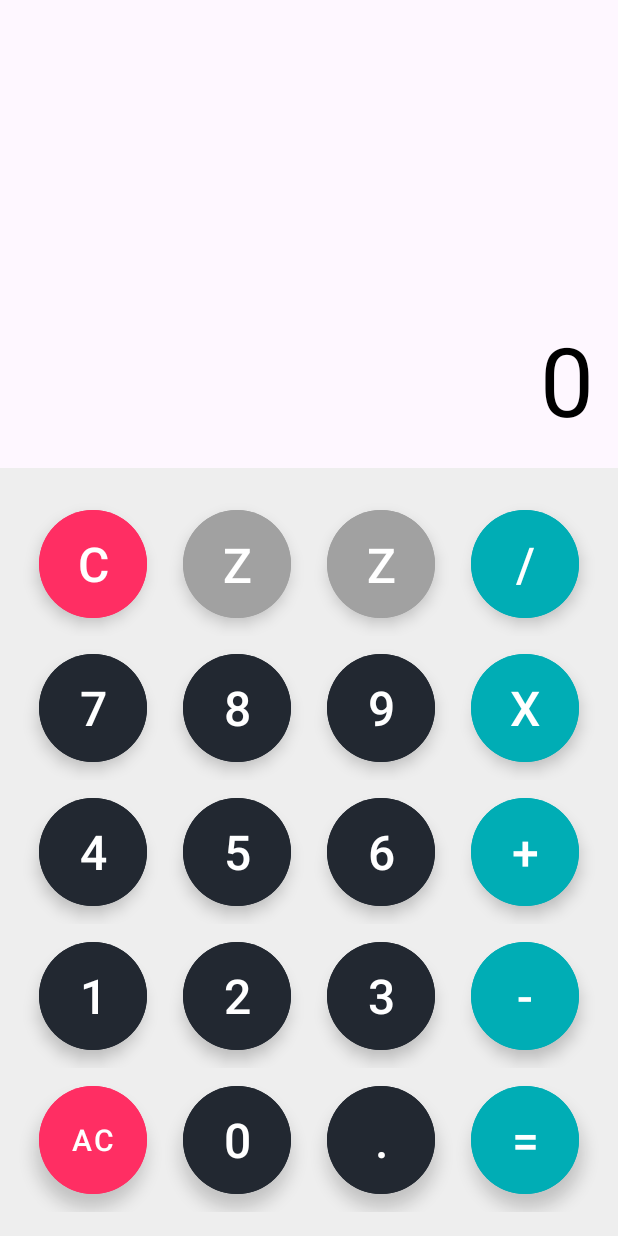
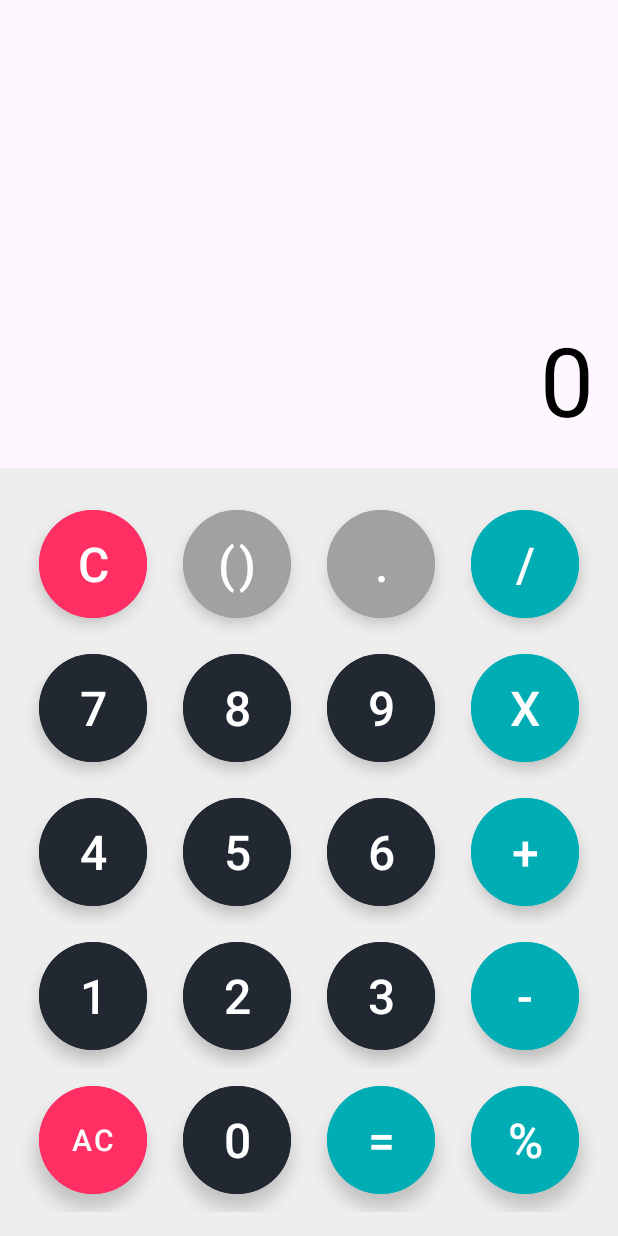
Before and after one commit to elmahdigaga/Calculator, an Android app: the PortraitActivity screen opened directly, with no data from a screen before it, on a phone screen of 412 x 824 dp. Run offline under Robolectric (Android 15) with nearby library versions, the phone set to English and light mode, and no system bars.

Commit message:
Added initial portrait mode activity layout design

```diff
--- a/app/src/main/res/layout/activity_portrait.xml
+++ b/app/src/main/res/layout/activity_portrait.xml
@@ -20,25 +20,25 @@
         android:textSize="32sp" />
 
     <TextView
+        android:id="@+id/resultTextView"
         android:layout_width="match_parent"
         android:layout_height="wrap_content"
-        android:id="@+id/resultTextView"
+        android:layout_above="@id/buttons_layout"
+        android:layout_margin="16sp"
         android:text="0"
-        android:textSize="64sp"
         android:textAlignment="textEnd"
         android:textColor="@color/black"
-        android:layout_above="@id/buttons_layout"
-        android:layout_margin="16sp" />
+        android:textSize="64sp" />
 
 
     <LinearLayout
+        android:id="@+id/buttons_layout"
         android:layout_width="match_parent"
         android:layout_height="wrap_content"
-        android:orientation="vertical"
         android:layout_alignParentBottom="true"
         android:background="@color/light_grey"
-        android:paddingVertical="16sp"
-        android:id="@+id/buttons_layout">
+        android:orientation="vertical"
+        android:paddingVertical="16sp">
 
         <LinearLayout
             android:layout_width="match_parent"
@@ -47,51 +47,55 @@
             android:orientation="horizontal">
 
             <com.google.android.material.button.MaterialButton
+                android:id="@+id/clearButton"
+                style="@style/Widget.MaterialComponents.ExtendedFloatingActionButton"
                 android:layout_width="72sp"
                 android:layout_height="72sp"
-                app:cornerRadius="36sp"
+                android:layout_margin="12sp"
+                android:backgroundTint="@color/red"
+                android:text="@string/clear"
+                android:textColor="@color/white"
+                android:textSize="32sp"
+                app:cornerRadius="36sp" />
+
+            <com.google.android.material.button.MaterialButton
+                android:id="@+id/bracketsButton"
                 style="@style/Widget.MaterialComponents.ExtendedFloatingActionButton"
-                android:textSize="32sp"
-                android:textColor="@color/white"
-                android:backgroundTint="@color/red"
-                android:layout_margin="12sp"
-                android:id="@+id/clearButton"
-                android:text="@string/clear" />
-            <com.google.android.material.button.MaterialButton
                 android:layout_width="72sp"
                 android:layout_height="72sp"
-                app:cornerRadius="36sp"
+                android:layout_margin="12sp"
+                android:backgroundTint="@color/grey"
+                android:text="@string/brackets"
+                android:textColor="@color/white"
+                android:textSize="32sp"
+                app:cornerRadius="36sp" />
+
+            <com.google.android.material.button.MaterialButton
+                android:id="@+id/dotButton"
                 style="@style/Widget.MaterialComponents.ExtendedFloatingActionButton"
-                android:textSize="32sp"
-                android:textColor="@color/white"
-                android:layout_margin="12sp"
-                android:id="@+id/openBracketButton"
-                android:backgroundTint="#A1A1A1"
-                android:text="@string/open_bracket" />
-            <com.google.android.material.button.MaterialButton
                 android:layout_width="72sp"
                 android:layout_height="72sp"
-                app:cornerRadius="36sp"
+                android:layout_margin="12sp"
+                android:backgroundTint="@color/grey"
+                android:text="@string/dot"
+                android:textColor="@color/white"
+                android:textSize="32sp"
+                app:cornerRadius="36sp" />
+
+            <com.google.android.material.button.MaterialButton
+                android:id="@+id/divisionButton"
                 style="@style/Widget.MaterialComponents.ExtendedFloatingActionButton"
-                android:textSize="32sp"
-                android:textColor="@color/white"
-                android:layout_margin="12sp"
-                android:backgroundTint="#A1A1A1"
-                android:id="@+id/closeBracketButton"
-                android:text="@string/close_bracket" />
-            <com.google.android.material.button.MaterialButton
                 android:layout_width="72sp"
                 android:layout_height="72sp"
-                app:cornerRadius="36sp"
-                style="@style/Widget.MaterialComponents.ExtendedFloatingActionButton"
+                android:layout_margin="12sp"
+                android:backgroundTint="@color/teal"
+                android:text="@string/division"
+                android:textColor="@color/white"
                 android:textSize="32sp"
-                android:textColor="@color/white"
-                android:layout_margin="12sp"
-                android:id="@+id/divisionButton"
-                android:backgroundTint="@color/teal"
-                android:text="@string/division" />
+                app:cornerRadius="36sp" />
 
         </LinearLayout>
+
         <LinearLayout
             android:layout_width="match_parent"
             android:layout_height="wrap_content"
@@ -99,51 +103,55 @@
             android:orientation="horizontal">
 
             <com.google.android.material.button.MaterialButton
+                android:id="@+id/sevenButton"
+                style="@style/Widget.MaterialComponents.ExtendedFloatingActionButton"
                 android:layout_width="72sp"
                 android:layout_height="72sp"
-                app:cornerRadius="36sp"
+                android:layout_margin="12sp"
+                android:backgroundTint="@color/dark_blue"
+                android:text="@string/seven"
+                android:textColor="@color/white"
+                android:textSize="32sp"
+                app:cornerRadius="36sp" />
+
+            <com.google.android.material.button.MaterialButton
+                android:id="@+id/eightButton"
                 style="@style/Widget.MaterialComponents.ExtendedFloatingActionButton"
-                android:textSize="32sp"
-                android:textColor="@color/white"
-                android:backgroundTint="@color/dark_blue"
-                android:layout_margin="12sp"
-                android:id="@+id/sevenButton"
-                android:text="@string/seven" />
-            <com.google.android.material.button.MaterialButton
                 android:layout_width="72sp"
                 android:layout_height="72sp"
-                app:cornerRadius="36sp"
+                android:layout_margin="12sp"
+                android:backgroundTint="@color/dark_blue"
+                android:text="@string/eight"
+                android:textColor="@color/white"
+                android:textSize="32sp"
+                app:cornerRadius="36sp" />
+
+            <com.google.android.material.button.MaterialButton
+                android:id="@+id/nineButton"
                 style="@style/Widget.MaterialComponents.ExtendedFloatingActionButton"
-                android:textSize="32sp"
-                android:textColor="@color/white"
-                android:backgroundTint="@color/dark_blue"
-                android:layout_margin="12sp"
-                android:id="@+id/eightButton"
-                android:text="@string/eight" />
-            <com.google.android.material.button.MaterialButton
                 android:layout_width="72sp"
                 android:layout_height="72sp"
-                app:cornerRadius="36sp"
+                android:layout_margin="12sp"
+                android:backgroundTint="@color/dark_blue"
+                android:text="@string/nine"
+                android:textColor="@color/white"
+                android:textSize="32sp"
+                app:cornerRadius="36sp" />
+
+            <com.google.android.material.button.MaterialButton
+                android:id="@+id/multplicationButton"
                 style="@style/Widget.MaterialComponents.ExtendedFloatingActionButton"
-                android:textSize="32sp"
-                android:textColor="@color/white"
-                android:backgroundTint="@color/dark_blue"
-                android:layout_margin="12sp"
-                android:id="@+id/nineButton"
-                android:text="@string/nine" />
-            <com.google.android.material.button.MaterialButton
                 android:layout_width="72sp"
                 android:layout_height="72sp"
-                app:cornerRadius="36sp"
-                style="@style/Widget.MaterialComponents.ExtendedFloatingActionButton"
+                android:layout_margin="12sp"
+                android:backgroundTint="@color/teal"
+                android:text="@string/multiplication"
+                android:textColor="@color/white"
                 android:textSize="32sp"
-                android:textColor="@color/white"
-                android:layout_margin="12sp"
-                android:id="@+id/multplicationButton"
-                android:backgroundTint="@color/teal"
-                android:text="@string/multiplication" />
+                app:cornerRadius="36sp" />
 
         </LinearLayout>
+
         <LinearLayout
             android:layout_width="match_parent"
             android:layout_height="wrap_content"
@@ -151,51 +159,55 @@
             android:orientation="horizontal">
 
             <com.google.android.material.button.MaterialButton
+                android:id="@+id/fourButton"
+                style="@style/Widget.MaterialComponents.ExtendedFloatingActionButton"
                 android:layout_width="72sp"
                 android:layout_height="72sp"
-                app:cornerRadius="36sp"
+                android:layout_margin="12sp"
+                android:backgroundTint="@color/dark_blue"
+                android:text="@string/four"
+                android:textColor="@color/white"
+                android:textSize="32sp"
+                app:cornerRadius="36sp" />
+
+            <com.google.android.material.button.MaterialButton
+                android:id="@+id/fiveButton"
                 style="@style/Widget.MaterialComponents.ExtendedFloatingActionButton"
-                android:textSize="32sp"
-                android:textColor="@color/white"
-                android:backgroundTint="@color/dark_blue"
-                android:layout_margin="12sp"
-                android:id="@+id/fourButton"
-                android:text="@string/four" />
-            <com.google.android.material.button.MaterialButton
                 android:layout_width="72sp"
                 android:layout_height="72sp"
-                app:cornerRadius="36sp"
+                android:layout_margin="12sp"
+                android:backgroundTint="@color/dark_blue"
+                android:text="@string/five"
+                android:textColor="@color/white"
+                android:textSize="32sp"
+                app:cornerRadius="36sp" />
+
+            <com.google.android.material.button.MaterialButton
+                android:id="@+id/sixButton"
                 style="@style/Widget.MaterialComponents.ExtendedFloatingActionButton"
-                android:textSize="32sp"
-                android:textColor="@color/white"
-                android:backgroundTint="@color/dark_blue"
-                android:layout_margin="12sp"
-                android:id="@+id/fiveButton"
-                android:text="@string/five" />
-            <com.google.android.material.button.MaterialButton
                 android:layout_width="72sp"
                 android:layout_height="72sp"
-                app:cornerRadius="36sp"
+                android:layout_margin="12sp"
+                android:backgroundTint="@color/dark_blue"
+                android:text="@string/six"
+                android:textColor="@color/white"
+                android:textSize="32sp"
+                app:cornerRadius="36sp" />
+
+            <com.google.android.material.button.MaterialButton
+                android:id="@+id/additionButton"
                 style="@style/Widget.MaterialComponents.ExtendedFloatingActionButton"
-                android:textSize="32sp"
-                android:textColor="@color/white"
-                android:backgroundTint="@color/dark_blue"
-                android:layout_margin="12sp"
-                android:id="@+id/sixButton"
-                android:text="@string/six" />
-            <com.google.android.material.button.MaterialButton
                 android:layout_width="72sp"
                 android:layout_height="72sp"
-                app:cornerRadius="36sp"
-                style="@style/Widget.MaterialComponents.ExtendedFloatingActionButton"
+                android:layout_margin="12sp"
+                android:backgroundTint="@color/teal"
+                android:text="@string/addition"
+                android:textColor="@color/white"
                 android:textSize="32sp"
-                android:textColor="@color/white"
-                android:layout_margin="12sp"
-                android:id="@+id/additionButton"
-                android:backgroundTint="@color/teal"
-                android:text="@string/addition" />
+                app:cornerRadius="36sp" />
 
         </LinearLayout>
+
         <LinearLayout
             android:layout_width="match_parent"
             android:layout_height="wrap_content"
@@ -203,51 +215,55 @@
             android:orientation="horizontal">
 
             <com.google.android.material.button.MaterialButton
+                android:id="@+id/oneButton"
+                style="@style/Widget.MaterialComponents.ExtendedFloatingActionButton"
                 android:layout_width="72sp"
                 android:layout_height="72sp"
-                app:cornerRadius="36sp"
+                android:layout_margin="12sp"
+                android:backgroundTint="@color/dark_blue"
+                android:text="@string/one"
+                android:textColor="@color/white"
+                android:textSize="32sp"
+                app:cornerRadius="36sp" />
+
+            <com.google.android.material.button.MaterialButton
+                android:id="@+id/twoButton"
                 style="@style/Widget.MaterialComponents.ExtendedFloatingActionButton"
-                android:textSize="32sp"
-                android:textColor="@color/white"
-                android:backgroundTint="@color/dark_blue"
-                android:layout_margin="12sp"
-                android:id="@+id/oneButton"
-                android:text="@string/one" />
-            <com.google.android.material.button.MaterialButton
                 android:layout_width="72sp"
                 android:layout_height="72sp"
-                app:cornerRadius="36sp"
+                android:layout_margin="12sp"
+                android:backgroundTint="@color/dark_blue"
+                android:text="@string/two"
+                android:textColor="@color/white"
+                android:textSize="32sp"
+                app:cornerRadius="36sp" />
+
+            <com.google.android.material.button.MaterialButton
+                android:id="@+id/threeButton"
                 style="@style/Widget.MaterialComponents.ExtendedFloatingActionButton"
-                android:textSize="32sp"
-                android:textColor="@color/white"
-                android:backgroundTint="@color/dark_blue"
-                android:layout_margin="12sp"
-                android:id="@+id/twoButton"
-                android:text="@string/two" />
-            <com.google.android.material.button.MaterialButton
                 android:layout_width="72sp"
                 android:layout_height="72sp"
-                app:cornerRadius="36sp"
+                android:layout_margin="12sp"
+                android:backgroundTint="@color/dark_blue"
+                android:text="@string/three"
+                android:textColor="@color/white"
+                android:textSize="32sp"
+                app:cornerRadius="36sp" />
+
+            <com.google.android.material.button.MaterialButton
+                android:id="@+id/substractionButton"
                 style="@style/Widget.MaterialComponents.ExtendedFloatingActionButton"
-                android:textSize="32sp"
-                android:textColor="@color/white"
-                android:backgroundTint="@color/dark_blue"
-                android:layout_margin="12sp"
-                android:id="@+id/threeButton"
-                android:text="@string/three" />
-            <com.google.android.material.button.MaterialButton
                 android:layout_width="72sp"
                 android:layout_height="72sp"
-                app:cornerRadius="36sp"
-                style="@style/Widget.MaterialComponents.ExtendedFloatingActionButton"
+                android:layout_margin="12sp"
+                android:backgroundTint="@color/teal"
+                android:text="@string/substraction"
+                android:textColor="@color/white"
                 android:textSize="32sp"
-                android:textColor="@color/white"
-                android:layout_margin="12sp"
-                android:id="@+id/substractionButton"
-                android:backgroundTint="@color/teal"
-                android:text="@string/substraction" />
+                app:cornerRadius="36sp" />
 
         </LinearLayout>
+
         <LinearLayout
             android:layout_width="match_parent"
             android:layout_height="wrap_content"
@@ -255,49 +271,52 @@
             android:orientation="horizontal">
 
             <com.google.android.material.button.MaterialButton
+                android:id="@+id/clearAllButton"
+                style="@style/Widget.MaterialComponents.ExtendedFloatingActionButton"
                 android:layout_width="72sp"
                 android:layout_height="72sp"
-                app:cornerRadius="36sp"
+                android:layout_margin="12sp"
+                android:backgroundTint="@color/red"
+                android:text="@string/clear_all"
+                android:textColor="@color/white"
+                android:textSize="20sp"
+                app:cornerRadius="36sp" />
+
+            <com.google.android.material.button.MaterialButton
+                android:id="@+id/zeroButton"
                 style="@style/Widget.MaterialComponents.ExtendedFloatingActionButton"
-                android:textSize="20sp"
-                android:textColor="@color/white"
-                android:backgroundTint="@color/red"
-                android:layout_margin="12sp"
-                android:id="@+id/clearAllButton"
-                android:text="@string/clear_all" />
-            <com.google.android.material.button.MaterialButton
                 android:layout_width="72sp"
                 android:layout_height="72sp"
-                app:cornerRadius="36sp"
+                android:layout_margin="12sp"
+                android:backgroundTint="@color/dark_blue"
+                android:text="@string/zero"
+                android:textColor="@color/white"
+                android:textSize="32sp"
+                app:cornerRadius="36sp" />
+
+            <com.google.android.material.button.MaterialButton
+                android:id="@+id/equalButton"
                 style="@style/Widget.MaterialComponents.ExtendedFloatingActionButton"
-                android:textSize="32sp"
-                android:textColor="@color/white"
-                android:backgroundTint="@color/dark_blue"
-                android:layout_margin="12sp"
-                android:id="@+id/zeroButton"
-                android:text="@string/zero" />
-            <com.google.android.material.button.MaterialButton
                 android:layout_width="72sp"
                 android:layout_height="72sp"
-                app:cornerRadius="36sp"
+                android:layout_margin="12sp"
+                android:backgroundTint="@color/teal"
+                android:text="@string/equal"
+                android:textColor="@color/white"
+                android:textSize="32sp"
+                app:cornerRadius="36sp" />
+
+            <com.google.android.material.button.MaterialButton
+                android:id="@+id/moduloButton"
                 style="@style/Widget.MaterialComponents.ExtendedFloatingActionButton"
-                android:textSize="32sp"
-                android:textColor="@color/white"
-                android:backgroundTint="@color/dark_blue"
-                android:layout_margin="12sp"
-                android:id="@+id/dotButton"
-                android:text="@string/dot" />
-            <com.google.android.material.button.MaterialButton
                 android:layout_width="72sp"
                 android:layout_height="72sp"
-                app:cornerRadius="36sp"
-                style="@style/Widget.MaterialComponents.ExtendedFloatingActionButton"
+                android:layout_margin="12sp"
+                android:backgroundTint="@color/teal"
+                android:text="@string/modulo"
+                android:textColor="@color/white"
                 android:textSize="32sp"
-                android:textColor="@color/white"
-                android:layout_margin="12sp"
-                android:id="@+id/equalButton"
-                android:backgroundTint="@color/teal"
-                android:text="@string/equal" />
+                app:cornerRadius="36sp" />
 
         </LinearLayout>
 
```
